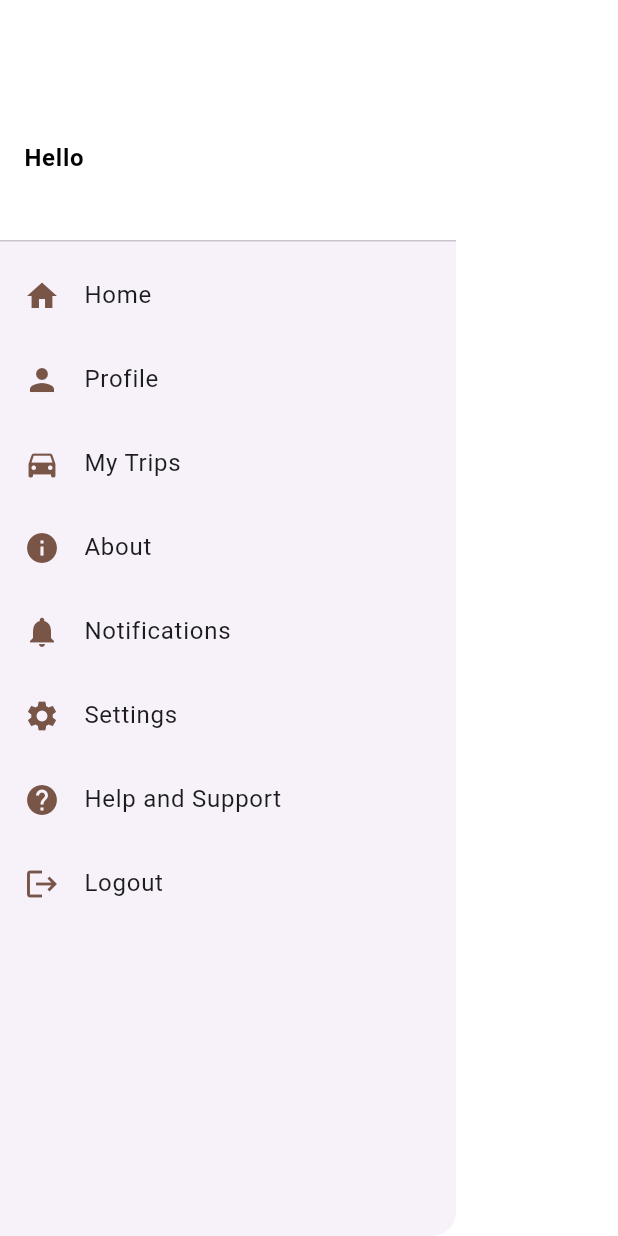
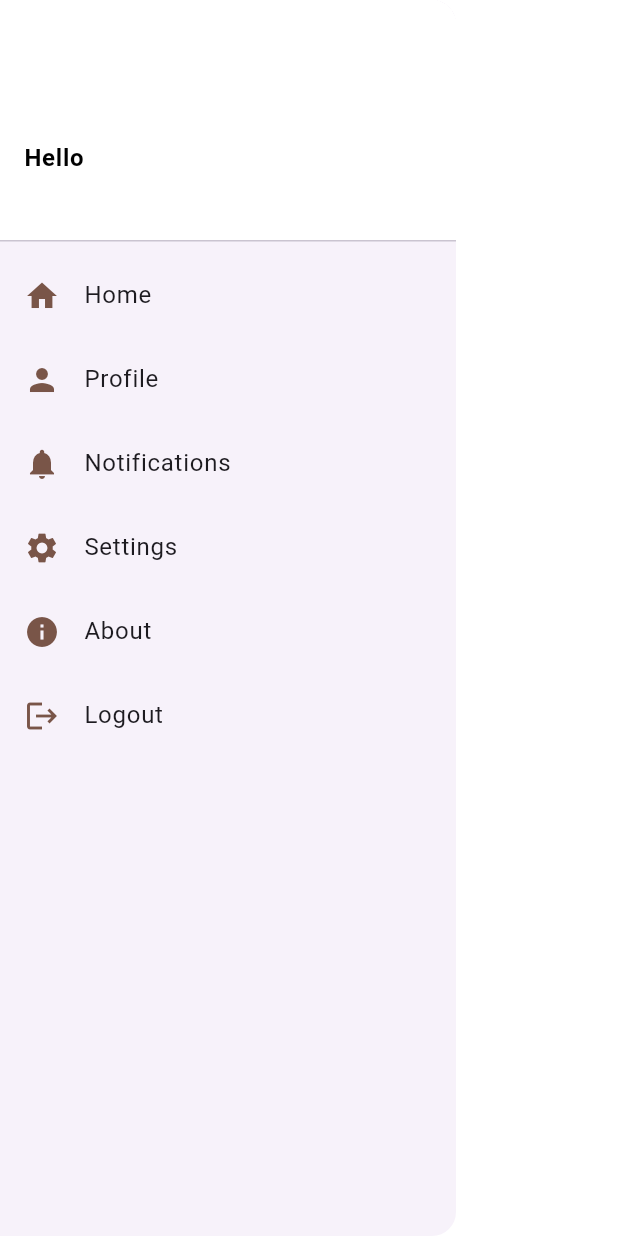
Before and after one commit to aneesa2023/campus_connect, a Flutter app: the CustomDrawer widget shown alone on an empty page, opened directly, on a phone screen of 412 x 824 dp. Run offline on Flutter 3.47's test engine with Material 3 defaults, Android fonts, the phone set to English and light mode, and no system bars; our stand-ins replace flutter_datetime_picker_plus, flutter_secure_storage, google_maps_flutter, image_picker, jwt_decoder, location and 1 more; missing offline and left inert: google_maps_webservice, google_ml_kit; accounts and stored records are empty; network calls fail.

Commit message:
minor changes

```diff
--- a/lib/main.dart
+++ b/lib/main.dart
@@ -44,7 +44,7 @@ class MyApp extends StatelessWidget {
       home: const AuthChecker(),
       // initialRoute: '/',
       routes: {
-        '/': (context) => OnboardingScreen(),
+        '/onboarding': (context) => OnboardingScreen(),
         '/login': (context) => LoginScreen(),
         '/signup': (context) => SignUpScreen(),
         '/confirm_account': (context) => ConfirmAccountScreen(),
--- a/lib/screens/custom_drawer.dart
+++ b/lib/screens/custom_drawer.dart
@@ -86,28 +86,25 @@ class CustomDrawerState extends State<CustomDrawer> {
                 _buildDrawerItem(Icons.person, 'Profile', () {
                   Navigator.pushNamed(context, '/view_profile');
                 }),
-                _buildDrawerItem(Icons.directions_car, 'My Trips', () {
-                  Navigator.pushNamed(context, '/my_trips');
-                }),
+                // _buildDrawerItem(Icons.directions_car, 'My Trips', () {
+                //   Navigator.pushNamed(context, '/my_trips');
+                // }),
+                //
+                // // Show "Posted Rides List" Only If User is a Driver
+                // if (isDriver)
+                //   _buildDrawerItem(Icons.list_alt_rounded, 'Posted Rides List',
+                //       () {
+                //     Navigator.pushNamed(context, '/postedRides');
+                //   }),
 
-                // Show "Posted Rides List" Only If User is a Driver
-                if (isDriver)
-                  _buildDrawerItem(Icons.list_alt_rounded, 'Posted Rides List',
-                      () {
-                    Navigator.pushNamed(context, '/postedRides');
-                  }),
-
-                _buildDrawerItem(Icons.info, 'About', () {
-                  Navigator.pushNamed(context, '/about');
-                }),
                 _buildDrawerItem(Icons.notifications, 'Notifications', () {
                   Navigator.pushNamed(context, '/notifications');
                 }),
                 _buildDrawerItem(Icons.settings, 'Settings', () {
                   Navigator.pushNamed(context, '/settings');
                 }),
-                _buildDrawerItem(Icons.help, 'Help and Support', () {
-                  Navigator.pushNamed(context, '/help_support');
+                _buildDrawerItem(Icons.info, 'About', () {
+                  Navigator.pushNamed(context, '/about');
                 }),
                 _buildDrawerItem(
                   Icons.logout,
--- a/lib/screens/settings.dart
+++ b/lib/screens/settings.dart
@@ -27,6 +27,9 @@ class SettingsState extends State<Settings> {
             _buildSettingOption('Delete or Deactivate Account', () {
               Navigator.pushNamed(context, '/delete_account');
             }),
+            _buildSettingOption('Help and Support', () {
+              Navigator.pushNamed(context, '/help_support');
+            }),
           ],
         ),
       ),
```
